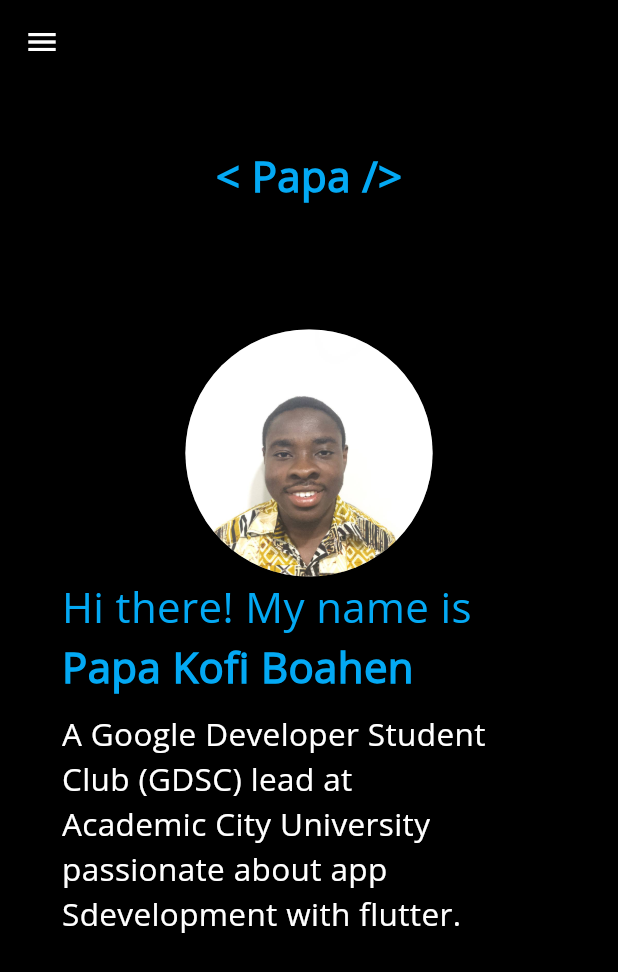
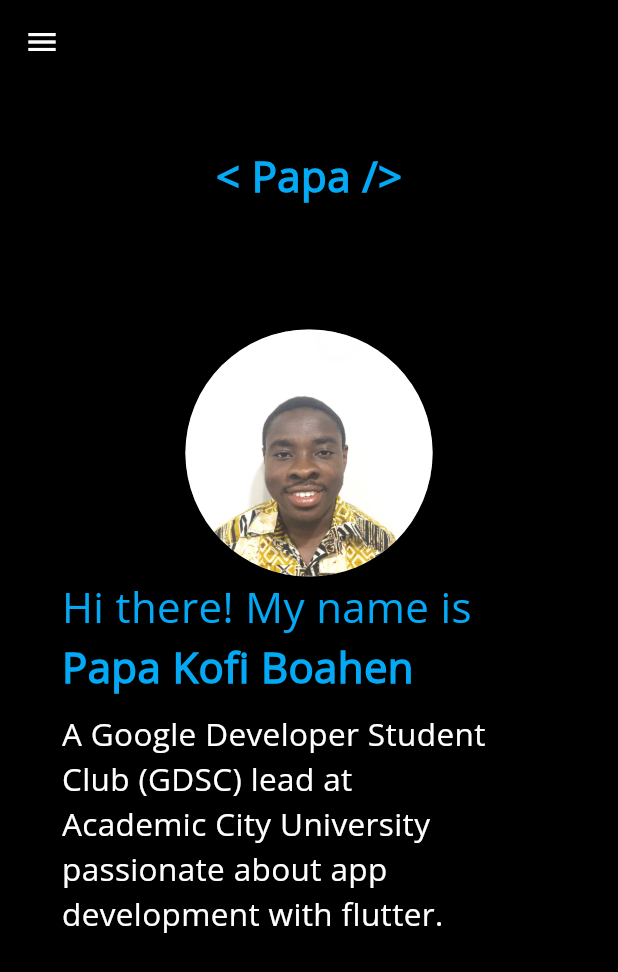
Before and after one commit to StormGear/devportfolio, a Flutter app: the screen it shows after launch, on a phone screen of 412 x 824 dp. Shown: the top 972 px of the screen. Run offline on Flutter 3.47's test engine with Material 2 defaults, Android fonts, the light colour scheme and no system bars; our stand-ins replace firebase_core, get, simple_icons; accounts and stored records are empty; statements that could not run were skipped.

Commit message:
corrected typo

```diff
--- a/lib/widgets/profile_info.dart
+++ b/lib/widgets/profile_info.dart
@@ -44,7 +44,7 @@ class ProfileInfo extends StatelessWidget {
           Text(
               "A Google Developer Student Club (GDSC) lead at\n"
               "Academic City University passionate about app\n"
-              "Sdevelopment with flutter.\n",
+              "development with flutter.\n",
               softWrap: true,
               textScaleFactor: 1.5,
               style: TextStyle(color: Colors.white)),
```
